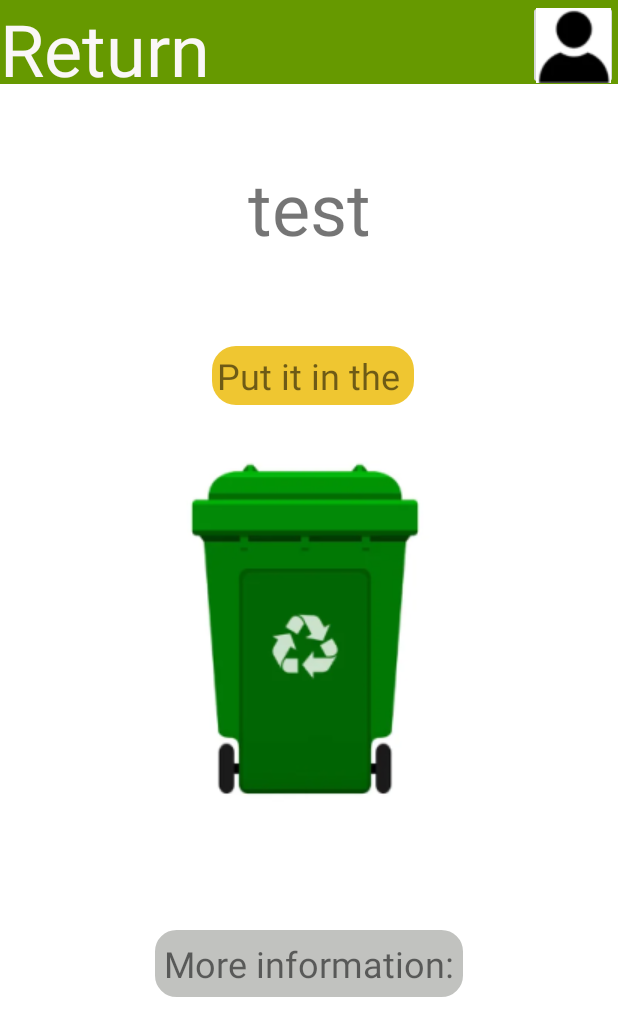
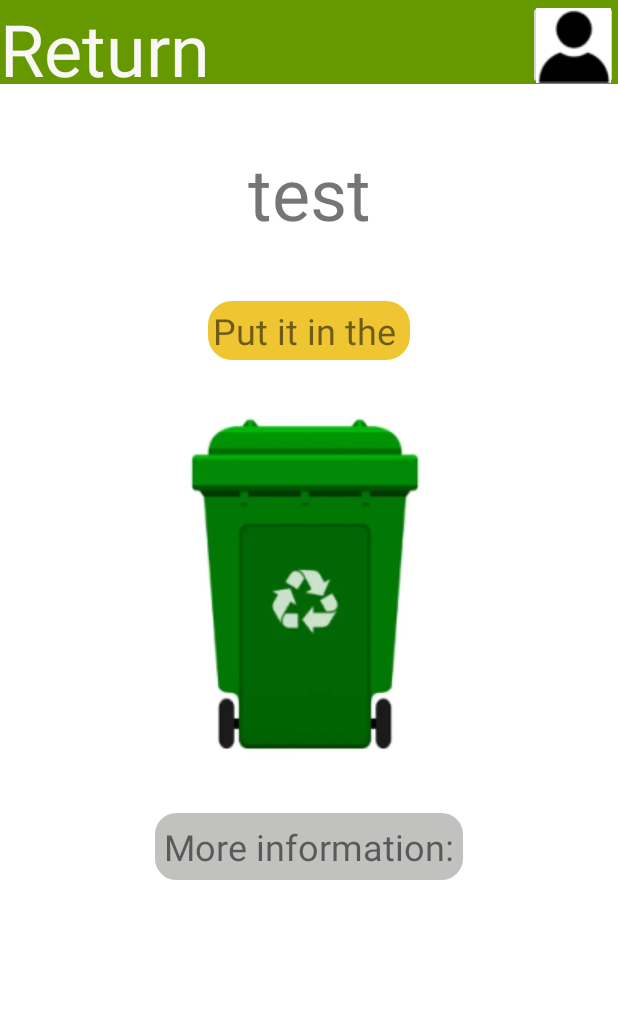
Before and after one commit to wszfln/GarbageSortingApp, an Android app: the layout answer.xml on its own in the app's theme, with its tools: preview values and no code run, on a phone screen of 412 x 824 dp. Shown: the top 1036 px of the screen. Run offline under Robolectric (Android 15) with nearby library versions, the phone set to English and light mode, and no system bars.

Commit message:
add answer page UI design and finish basic text query function

```diff
--- a/app/build.gradle
+++ b/app/build.gradle
@@ -50,6 +50,10 @@ dependencies {
     // When using the BoM, you don't specify versions in Firebase library dependencies
     implementation("com.google.firebase:firebase-database")
 
+    // Declare the dependency for the Cloud Firestore library
+    // When using the BoM, you don't specify versions in Firebase library dependencies
+    implementation("com.google.firebase:firebase-firestore")
+
 
   // TODO: Add the dependencies for Firebase products you want to use
     // When using the BoM, don't specify versions in Firebase dependencies
--- a/app/src/main/res/layout/answer.xml
+++ b/app/src/main/res/layout/answer.xml
@@ -37,17 +37,33 @@
         app:layout_constraintTop_toTopOf="parent"
         app:srcCompat="@drawable/account" />
 
+    <androidx.core.widget.NestedScrollView
+        android:id="@+id/nestedScrollView"
+        android:layout_width="0dp"
+        android:layout_height="0dp"
+        app:layout_constraintTop_toBottomOf="@+id/tlb3"
+        app:layout_constraintBottom_toBottomOf="parent"
+        app:layout_constraintStart_toStartOf="parent"
+        app:layout_constraintEnd_toEndOf="parent">
+
+        <androidx.constraintlayout.widget.ConstraintLayout
+            android:id="@+id/scrollContent"
+            android:layout_width="match_parent"
+            android:layout_height="wrap_content">
+
+            <!-- Place the original layout content in this inner ConstraintLayout -->
+
             <TextView
                 android:id="@+id/txvName"
                 android:layout_width="wrap_content"
                 android:layout_height="wrap_content"
                 android:layout_marginStart="108dp"
-        android:layout_marginTop="50dp"
+                android:layout_marginTop="40dp"
                 android:layout_marginEnd="108dp"
                 android:textSize="48sp"
                 app:layout_constraintEnd_toEndOf="parent"
                 app:layout_constraintStart_toStartOf="parent"
-        app:layout_constraintTop_toBottomOf="@+id/tlb3"
+                app:layout_constraintTop_toTopOf="parent"
                 tools:text="test" />
 
     <TextView
@@ -55,14 +71,13 @@
         android:layout_width="wrap_content"
         android:layout_height="wrap_content"
         android:layout_marginStart="141dp"
-        android:layout_marginTop="60dp"
-        android:layout_marginEnd="142dp"
+        android:layout_marginTop="40dp"
+        android:layout_marginEnd="141dp"
+        android:background="@drawable/rounded_yellow_background"
+        android:padding="3dp"
         android:text="Put it in the "
         android:textSize="24sp"
-        android:background="@drawable/rounded_yellow_background"
-        android:padding="3dp"
         app:layout_constraintEnd_toEndOf="parent"
-        app:layout_constraintHorizontal_bias="0.0"
         app:layout_constraintStart_toStartOf="parent"
         app:layout_constraintTop_toBottomOf="@+id/txvName" />
 
@@ -81,7 +96,6 @@
         android:layout_width="wrap_content"
         android:layout_height="wrap_content"
         android:layout_marginStart="110dp"
-        android:layout_marginTop="48dp"
         android:layout_marginEnd="110dp"
         android:background="@drawable/view_shape_color"
         android:padding="8dp"
@@ -91,3 +105,5 @@
         app:layout_constraintStart_toStartOf="parent"
         app:layout_constraintTop_toBottomOf="@+id/imvResult" />
         </androidx.constraintlayout.widget.ConstraintLayout>
+    </androidx.core.widget.NestedScrollView>
+</androidx.constraintlayout.widget.ConstraintLayout>
```
Also changed, not shown: app/src/main/java/com/example/garbagesortingapp/AnswerActivity.java (+35 -8 lines), app/src/main/java/com/example/garbagesortingapp/MainActivity.java (+7 -2 lines), app/src/main/java/com/example/garbagesortingapp/QueryActivity.java (+41 -7 lines). Lines whose indentation alone changed are shown as unchanged.
